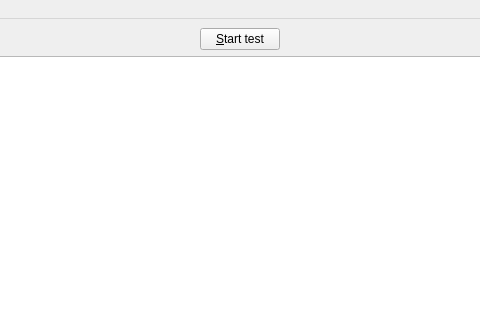
Qt form mainwindow.ui (HSAnet/glimpse_client) before a commit; both pictures show x 160 to 640 and y 0 to 320 of the 800 by 600 pixel window.
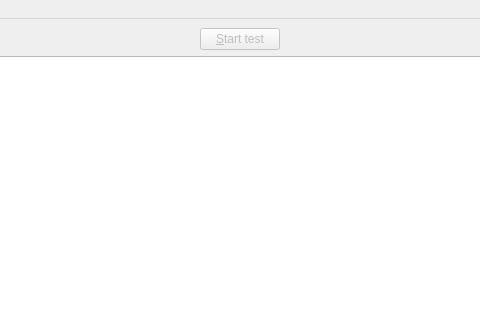
The same form after that commit.

Commit message: Don't allow test start without registration.

The edit to the form file:
```diff
--- a/mainwindow.ui
+++ b/mainwindow.ui
@@ -32,6 +32,9 @@
       </item>
       <item>
        <widget class="QPushButton" name="startButton">
+        <property name="enabled">
+         <bool>false</bool>
+        </property>
         <property name="text">
          <string>&amp;Start test</string>
         </property>
```
The commit also changes 1 other file.
